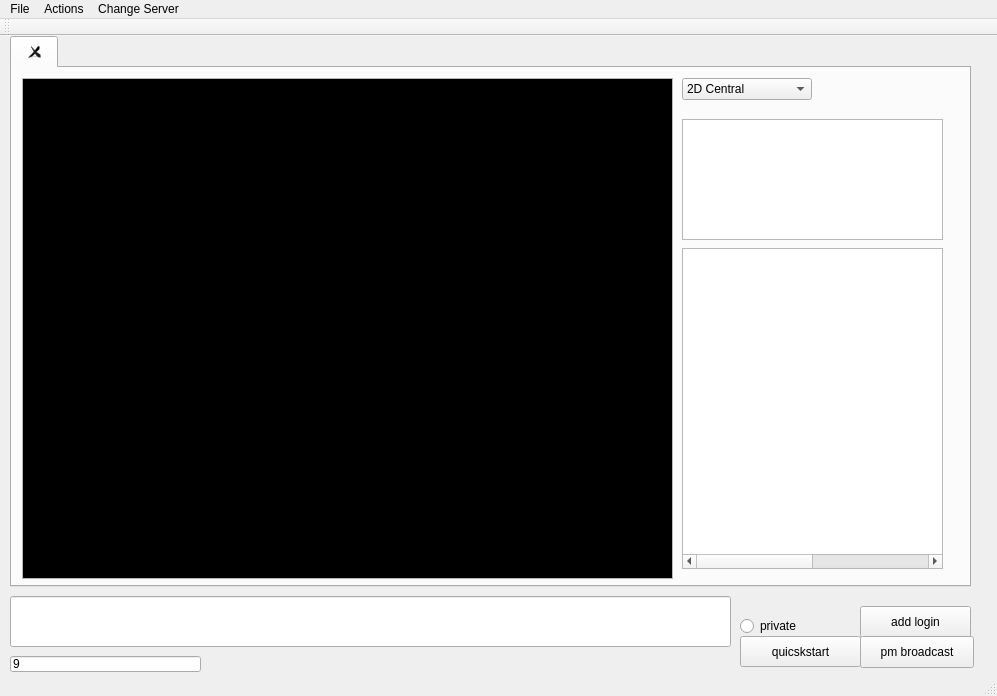
This is mainwindow.ui in drgoebbels/sabot as Qt 5 draws it before an edit. The edited form follows.
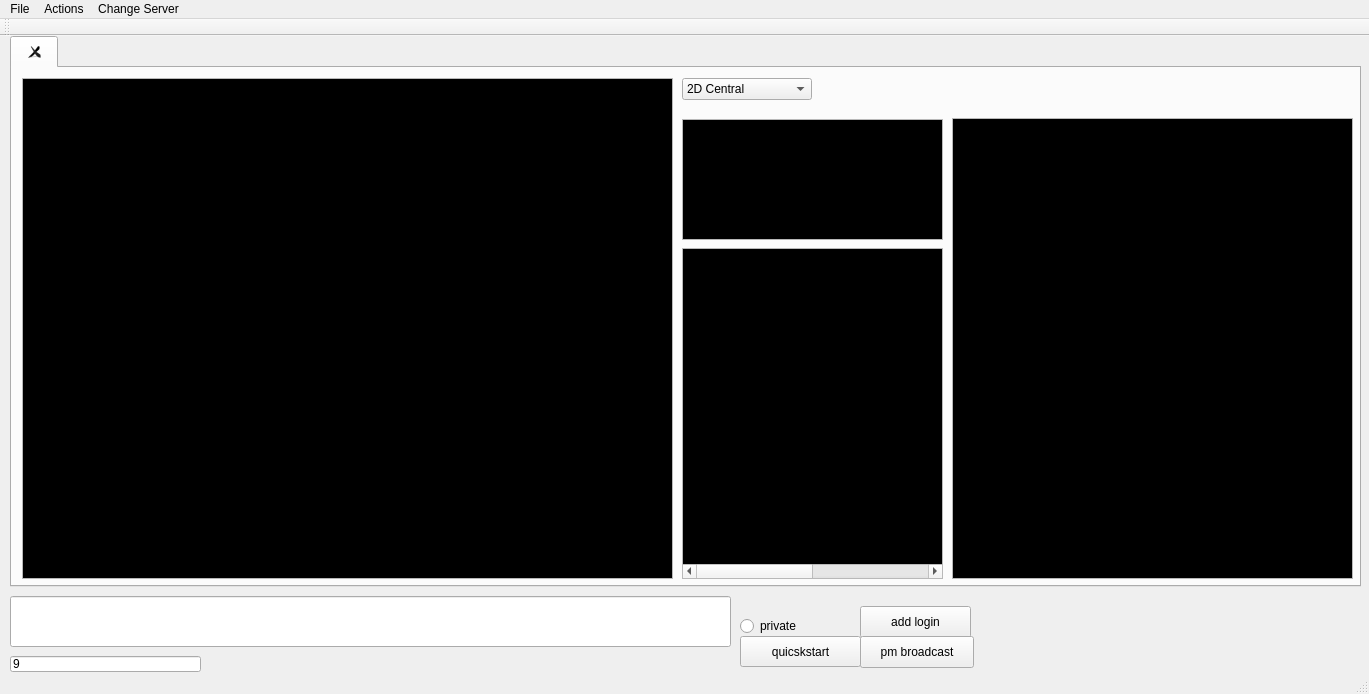
This is the edited form.

Commit message: Added separate list widget for displaying more general chatroom traffic: connects/disconnects and garbage chatroom data.

The edit to the form file:
```diff
--- a/mainwindow.ui
+++ b/mainwindow.ui
@@ -6,8 +6,8 @@
    <rect>
     <x>0</x>
     <y>0</y>
-    <width>997</width>
-    <height>696</height>
+    <width>1369</width>
+    <height>694</height>
    </rect>
   </property>
   <property name="font">
@@ -53,7 +53,7 @@
      <rect>
       <x>10</x>
       <y>0</y>
-      <width>961</width>
+      <width>1351</width>
       <height>551</height>
      </rect>
     </property>
@@ -213,9 +213,73 @@
         <x>670</x>
         <y>180</y>
         <width>261</width>
-        <height>321</height>
+        <height>331</height>
        </rect>
       </property>
+      <property name="palette">
+       <palette>
+        <active>
+         <colorrole role="Text">
+          <brush brushstyle="SolidPattern">
+           <color alpha="255">
+            <red>255</red>
+            <green>255</green>
+            <blue>255</blue>
+           </color>
+          </brush>
+         </colorrole>
+         <colorrole role="Base">
+          <brush brushstyle="SolidPattern">
+           <color alpha="255">
+            <red>0</red>
+            <green>0</green>
+            <blue>0</blue>
+           </color>
+          </brush>
+         </colorrole>
+        </active>
+        <inactive>
+         <colorrole role="Text">
+          <brush brushstyle="SolidPattern">
+           <color alpha="255">
+            <red>255</red>
+            <green>255</green>
+            <blue>255</blue>
+           </color>
+          </brush>
+         </colorrole>
+         <colorrole role="Base">
+          <brush brushstyle="SolidPattern">
+           <color alpha="255">
+            <red>0</red>
+            <green>0</green>
+            <blue>0</blue>
+           </color>
+          </brush>
+         </colorrole>
+        </inactive>
+        <disabled>
+         <colorrole role="Text">
+          <brush brushstyle="SolidPattern">
+           <color alpha="255">
+            <red>127</red>
+            <green>127</green>
+            <blue>127</blue>
+           </color>
+          </brush>
+         </colorrole>
+         <colorrole role="Base">
+          <brush brushstyle="SolidPattern">
+           <color alpha="255">
+            <red>237</red>
+            <green>237</green>
+            <blue>237</blue>
+           </color>
+          </brush>
+         </colorrole>
+        </disabled>
+       </palette>
+      </property>
       <property name="font">
        <font>
         <family>Courier</family>
@@ -225,6 +289,9 @@
       <property name="autoFillBackground">
        <bool>false</bool>
       </property>
+      <property name="styleSheet">
+       <string notr="true"/>
+      </property>
       <property name="showGrid">
        <bool>false</bool>
       </property>
@@ -270,12 +337,88 @@
         <height>121</height>
        </rect>
       </property>
+      <property name="sizePolicy">
+       <sizepolicy hsizetype="Fixed" vsizetype="Expanding">
+        <horstretch>0</horstretch>
+        <verstretch>0</verstretch>
+       </sizepolicy>
+      </property>
+      <property name="palette">
+       <palette>
+        <active>
+         <colorrole role="Text">
+          <brush brushstyle="SolidPattern">
+           <color alpha="255">
+            <red>255</red>
+            <green>255</green>
+            <blue>255</blue>
+           </color>
+          </brush>
+         </colorrole>
+         <colorrole role="Base">
+          <brush brushstyle="SolidPattern">
+           <color alpha="255">
+            <red>0</red>
+            <green>0</green>
+            <blue>0</blue>
+           </color>
+          </brush>
+         </colorrole>
+        </active>
+        <inactive>
+         <colorrole role="Text">
+          <brush brushstyle="SolidPattern">
+           <color alpha="255">
+            <red>255</red>
+            <green>255</green>
+            <blue>255</blue>
+           </color>
+          </brush>
+         </colorrole>
+         <colorrole role="Base">
+          <brush brushstyle="SolidPattern">
+           <color alpha="255">
+            <red>0</red>
+            <green>0</green>
+            <blue>0</blue>
+           </color>
+          </brush>
+         </colorrole>
+        </inactive>
+        <disabled>
+         <colorrole role="Text">
+          <brush brushstyle="SolidPattern">
+           <color alpha="255">
+            <red>127</red>
+            <green>127</green>
+            <blue>127</blue>
+           </color>
+          </brush>
+         </colorrole>
+         <colorrole role="Base">
+          <brush brushstyle="SolidPattern">
+           <color alpha="255">
+            <red>237</red>
+            <green>237</green>
+            <blue>237</blue>
+           </color>
+          </brush>
+         </colorrole>
+        </disabled>
+       </palette>
+      </property>
       <property name="font">
        <font>
         <family>Courier</family>
         <pointsize>10</pointsize>
        </font>
       </property>
+      <property name="editTriggers">
+       <set>QAbstractItemView::NoEditTriggers</set>
+      </property>
+      <property name="isWrapping" stdset="0">
+       <bool>true</bool>
+      </property>
       <property name="wordWrap">
        <bool>true</bool>
       </property>
@@ -358,6 +501,101 @@
        </property>
       </item>
      </widget>
+     <widget class="QListWidget" name="miscTraffic">
+      <property name="geometry">
+       <rect>
+        <x>940</x>
+        <y>50</y>
+        <width>401</width>
+        <height>461</height>
+       </rect>
+      </property>
+      <property name="palette">
+       <palette>
+        <active>
+         <colorrole role="Text">
+          <brush brushstyle="SolidPattern">
+           <color alpha="255">
+            <red>255</red>
+            <green>255</green>
+            <blue>255</blue>
+           </color>
+          </brush>
+         </colorrole>
+         <colorrole role="Base">
+          <brush brushstyle="SolidPattern">
+           <color alpha="255">
+            <red>0</red>
+            <green>0</green>
+            <blue>0</blue>
+           </color>
+          </brush>
+         </colorrole>
+        </active>
+        <inactive>
+         <colorrole role="Text">
+          <brush brushstyle="SolidPattern">
+           <color alpha="255">
+            <red>255</red>
+            <green>255</green>
+            <blue>255</blue>
+           </color>
+          </brush>
+         </colorrole>
+         <colorrole role="Base">
+          <brush brushstyle="SolidPattern">
+           <color alpha="255">
+            <red>0</red>
+            <green>0</green>
+            <blue>0</blue>
+           </color>
+          </brush>
+         </colorrole>
+        </inactive>
+        <disabled>
+         <colorrole role="Text">
+          <brush brushstyle="SolidPattern">
+           <color alpha="255">
+            <red>127</red>
+            <green>127</green>
+            <blue>127</blue>
+           </color>
+          </brush>
+         </colorrole>
+         <colorrole role="Base">
+          <brush brushstyle="SolidPattern">
+           <color alpha="255">
+            <red>237</red>
+            <green>237</green>
+            <blue>237</blue>
+           </color>
+          </brush>
+         </colorrole>
+        </disabled>
+       </palette>
+      </property>
+      <property name="font">
+       <font>
+        <family>Courier</family>
+        <pointsize>10</pointsize>
+       </font>
+      </property>
+      <property name="editTriggers">
+       <set>QAbstractItemView::NoEditTriggers</set>
+      </property>
+      <property name="textElideMode">
+       <enum>Qt::ElideNone</enum>
+      </property>
+      <property name="isWrapping" stdset="0">
+       <bool>false</bool>
+      </property>
+      <property name="layoutMode">
+       <enum>QListView::SinglePass</enum>
+      </property>
+      <property name="wordWrap">
+       <bool>true</bool>
+      </property>
+     </widget>
     </widget>
    </widget>
    <widget class="QRadioButton" name="privateMessage">
@@ -421,7 +659,7 @@
     <rect>
      <x>0</x>
      <y>0</y>
-     <width>997</width>
+     <width>1369</width>
      <height>22</height>
     </rect>
    </property>
```
Left out of the diff: 6 changed lines with no effect on the pictures. The commit also changes 2 other files.
